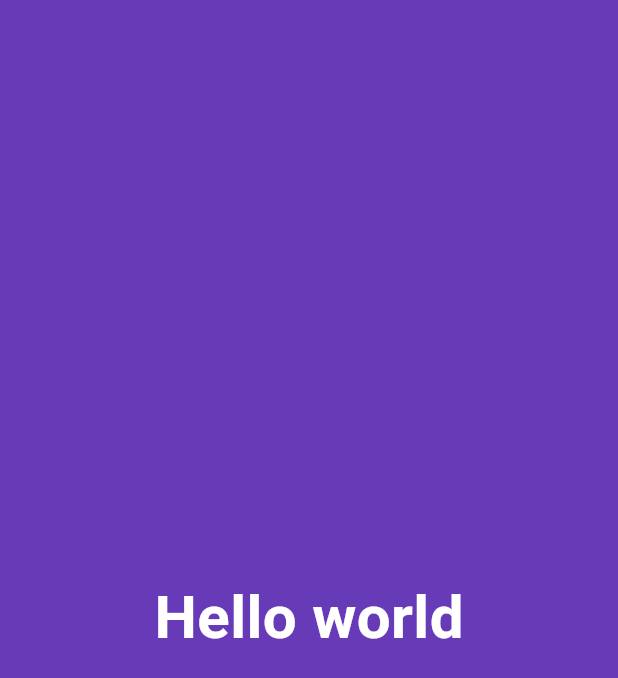
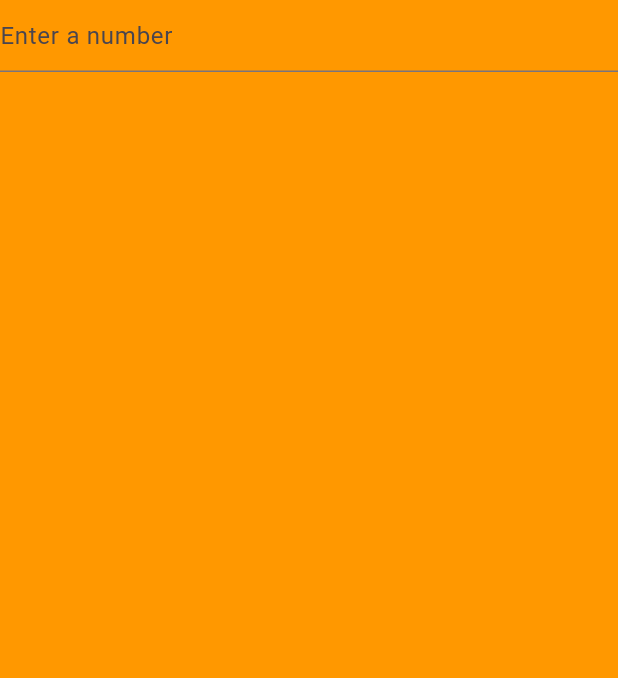
Before and after one commit to naikkajal/basic-calculator, a Flutter app: the screen it shows after launch, on a phone screen of 412 x 824 dp. Shown: the top 678 px of the screen. Run offline on Flutter 3.47's test engine with Material 3 defaults, Android fonts, the phone set to English and light mode, and no system bars.

```diff
--- a/lib/app/app.dart
+++ b/lib/app/app.dart
@@ -1,4 +1,4 @@
-import 'package:basic_calculator/home.dart';
+import 'package:basic_calculator/home_view.dart';
 import 'package:flutter/material.dart';
 
 class MyApp extends StatelessWidget {
@@ -10,6 +10,9 @@ class MyApp extends StatelessWidget {
   Widget build(BuildContext context) {
     return MaterialApp(
       title: "Calculator",
+      theme: ThemeData(
+        primarySwatch: Colors.orange
+      ),
       home: HomeView()
     );
   }
--- /dev/null
+++ b/lib/calculator_view.dart
@@ -0,0 +1,25 @@
+import 'package:flutter/material.dart';
+
+class CalculatorView extends StatelessWidget {
+  const CalculatorView({super.key});
+
+  @override
+  Widget build(BuildContext context) {
+    return const Column(
+      children:[
+         TextField(
+            decoration: InputDecoration(
+              focusedBorder: OutlineInputBorder(
+                borderSide: BorderSide(
+                  color: Colors.white
+                ),
+              ),
+              hintText: "Enter a number"
+            ),
+          ),
+
+
+      ],
+    );
+  }
+}
--- a/lib/home.dart
+++ /dev/null
@@ -1,21 +0,0 @@
-import 'package:flutter/material.dart';
-
-class HomeView extends StatelessWidget {
-  const HomeView({super.key});
-
-  @override
-  Widget build(BuildContext context) {
-    return Material(
-      child: Container(
-        color: Colors.deepPurple,
-        child: Center(
-          child: Text(
-            "Hello world",
-            style: TextStyle(
-                fontSize: 40, color: Colors.white, fontWeight: FontWeight.bold),
-          ),
-        ),
-      ),
-    );
-  }
-}
--- /dev/null
+++ b/lib/home_view.dart
@@ -0,0 +1,21 @@
+import 'package:basic_calculator/calculator_view.dart';
+import 'package:flutter/material.dart';
+
+class HomeView extends StatelessWidget {
+  const HomeView({super.key});
+
+  @override
+  Widget build(BuildContext context) {
+    return Scaffold(
+      backgroundColor: Colors.orange,
+      body: SafeArea(
+        top: true,
+        bottom: false,
+        child: Container(
+          color: Colors.orange,
+          child: CalculatorView(),
+        ),
+      ),
+    );
+  }
+}
```
